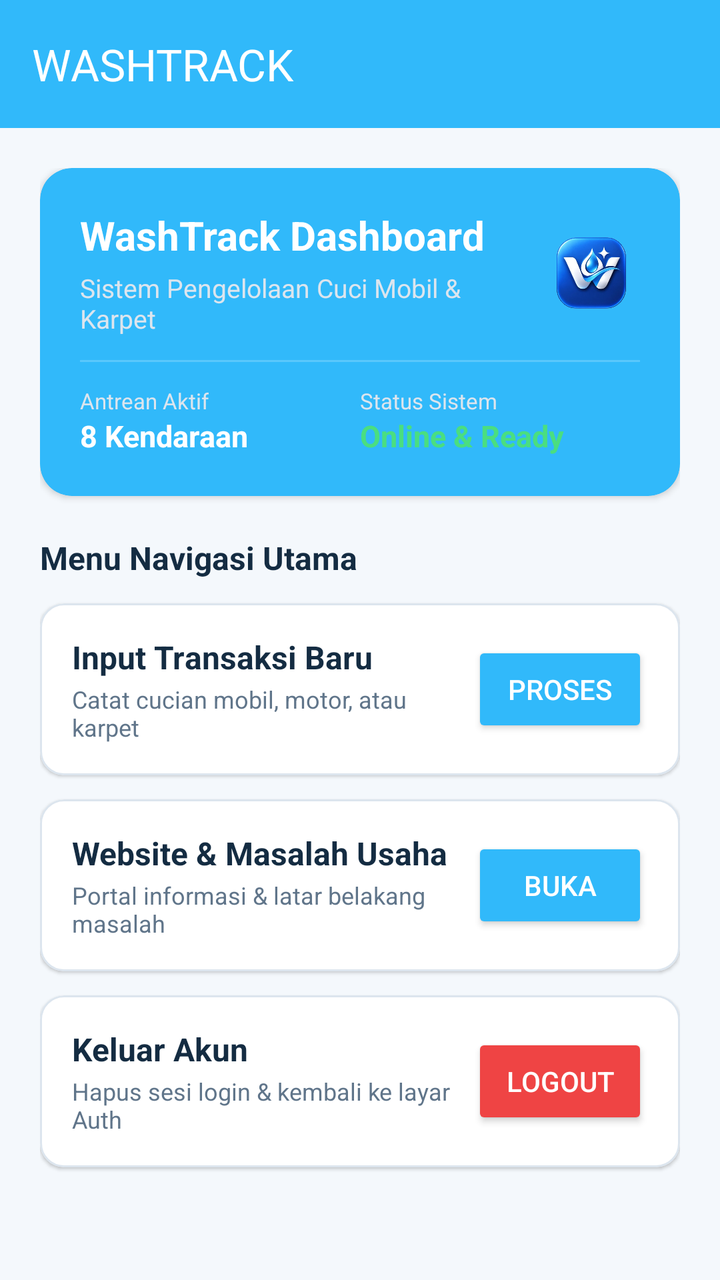
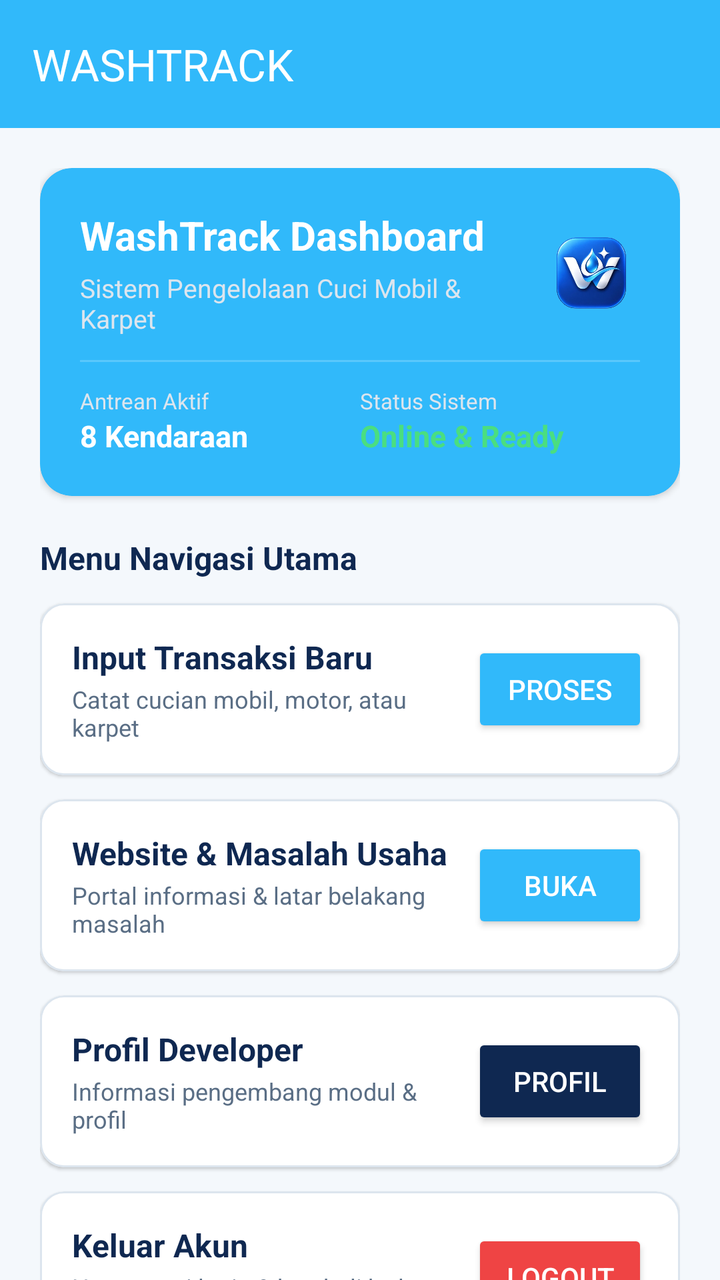

The first picture is an Android layout as it rendered before a commit; the second is the same layout after the commit. The layout source and the unified diff follow.
<!-- AndroidManifest.xml: application theme Theme.LTAMacho -->
<!-- res/layout/activity_main.xml -->
<?xml version="1.0" encoding="utf-8"?>
<androidx.coordinatorlayout.widget.CoordinatorLayout xmlns:android="http://schemas.android.com/apk/res/android"
    xmlns:app="http://schemas.android.com/apk/res-auto"
    xmlns:tools="http://schemas.android.com/tools"
    android:id="@+id/main"
    android:layout_width="match_parent"
    android:layout_height="match_parent"
    android:background="@color/app_bg"
    tools:context=".MainActivity">

    <com.google.android.material.appbar.AppBarLayout
        android:layout_width="match_parent"
        android:layout_height="wrap_content">

        
        <androidx.appcompat.widget.Toolbar
            android:id="@+id/toolbar"
            android:layout_width="match_parent"
            android:layout_height="?attr/actionBarSize"
            android:background="@color/primary_blue"
            app:title="WASHTRACK"
            app:titleTextColor="@color/white" />
    </com.google.android.material.appbar.AppBarLayout>

    <androidx.core.widget.NestedScrollView
        android:layout_width="match_parent"
        android:layout_height="match_parent"
        android:fillViewport="true"
        app:layout_behavior="@string/appbar_scrolling_view_behavior">

        <LinearLayout
            android:layout_width="match_parent"
            android:layout_height="wrap_content"
            android:orientation="vertical"
            android:padding="20dp">

            <com.google.android.material.card.MaterialCardView
                android:layout_width="match_parent"
                android:layout_height="wrap_content"
                android:layout_marginBottom="20dp"
                app:cardBackgroundColor="@color/primary_blue"
                app:cardCornerRadius="16dp"
                app:cardElevation="2dp"
                app:strokeWidth="0dp">

                <LinearLayout
                    android:layout_width="match_parent"
                    android:layout_height="wrap_content"
                    android:orientation="vertical"
                    android:padding="20dp">

                    <RelativeLayout
                        android:layout_width="match_parent"
                        android:layout_height="wrap_content">

                        <LinearLayout
                            android:layout_width="match_parent"
                            android:layout_height="wrap_content"
                            android:layout_toStartOf="@id/imgDashboardLogo"
                            android:orientation="vertical">

                            <TextView
                                android:layout_width="wrap_content"
                                android:layout_height="wrap_content"
                                android:text="WashTrack Dashboard"
                                android:textColor="@color/white"
                                android:textSize="20sp"
                                android:textStyle="bold" />

                            <TextView
                                android:layout_width="wrap_content"
                                android:layout_height="wrap_content"
                                android:layout_marginTop="4dp"
                                android:text="Sistem Pengelolaan Cuci Mobil &amp; Karpet"
                                android:textColor="#DCE5EE"
                                android:textSize="13sp" />
                        </LinearLayout>

                        
                        <ImageView
                            android:id="@+id/imgDashboardLogo"
                            android:layout_width="50dp"
                            android:layout_height="50dp"
                            android:layout_alignParentEnd="true"
                            android:layout_centerVertical="true"
                            android:contentDescription="Logo WashTrack"
                            android:scaleType="fitCenter"
                            android:src="@drawable/logowashtrack" />

                    </RelativeLayout>

                    <View
                        android:layout_width="match_parent"
                        android:layout_height="1dp"
                        android:layout_marginVertical="12dp"
                        android:background="#33FFFFFF" />

                    <LinearLayout
                        android:layout_width="match_parent"
                        android:layout_height="wrap_content"
                        android:orientation="horizontal">

                        <LinearLayout
                            android:layout_width="0dp"
                            android:layout_height="wrap_content"
                            android:layout_weight="1"
                            android:orientation="vertical">

                            <TextView
                                android:layout_width="wrap_content"
                                android:layout_height="wrap_content"
                                android:text="Antrean Aktif"
                                android:textColor="#DCE5EE"
                                android:textSize="11sp" />

                            <TextView
                                android:layout_width="wrap_content"
                                android:layout_height="wrap_content"
                                android:text="8 Kendaraan"
                                android:textColor="@color/white"
                                android:textSize="15sp"
                                android:textStyle="bold" />
                        </LinearLayout>

                        <LinearLayout
                            android:layout_width="0dp"
                            android:layout_height="wrap_content"
                            android:layout_weight="1"
                            android:orientation="vertical">

                            <TextView
                                android:layout_width="wrap_content"
                                android:layout_height="wrap_content"
                                android:text="Status Sistem"
                                android:textColor="#DCE5EE"
                                android:textSize="11sp" />

                            <TextView
                                android:layout_width="wrap_content"
                                android:layout_height="wrap_content"
                                android:text="Online &amp; Ready"
                                android:textColor="#4ADE80"
                                android:textSize="15sp"
                                android:textStyle="bold" />
                        </LinearLayout>
                    </LinearLayout>
                </LinearLayout>
            </com.google.android.material.card.MaterialCardView>

            <TextView
                android:layout_width="wrap_content"
                android:layout_height="wrap_content"
                android:layout_marginBottom="12dp"
                android:text="Menu Navigasi Utama"
                android:textColor="@color/text_primary"
                android:textSize="16sp"
                android:textStyle="bold" />

            
            <com.google.android.material.card.MaterialCardView
                android:layout_width="match_parent"
                android:layout_height="wrap_content"
                android:layout_marginBottom="12dp"
                app:cardBackgroundColor="@color/white"
                app:cardCornerRadius="12dp"
                app:cardElevation="1dp"
                app:strokeColor="@color/border_line"
                app:strokeWidth="1dp">

                <LinearLayout
                    android:layout_width="match_parent"
                    android:layout_height="wrap_content"
                    android:gravity="center_vertical"
                    android:orientation="horizontal"
                    android:padding="16dp">

                    <LinearLayout
                        android:layout_width="0dp"
                        android:layout_height="wrap_content"
                        android:layout_weight="1"
                        android:orientation="vertical">

                        <TextView
                            android:layout_width="wrap_content"
                            android:layout_height="wrap_content"
                            android:text="Input Transaksi Baru"
                            android:textColor="@color/text_primary"
                            android:textSize="16sp"
                            android:textStyle="bold" />

                        <TextView
                            android:layout_width="wrap_content"
                            android:layout_height="wrap_content"
                            android:layout_marginTop="2dp"
                            android:text="Catat cucian mobil, motor, atau karpet"
                            android:textColor="@color/text_secondary"
                            android:textSize="12sp" />
                    </LinearLayout>

                    <Button
                        android:id="@+id/btnMyProject"
                        android:layout_width="wrap_content"
                        android:layout_height="wrap_content"
                        android:backgroundTint="@color/primary_blue"
                        android:text="Proses"
                        android:textColor="@color/white" />
                </LinearLayout>
            </com.google.android.material.card.MaterialCardView>

            
            <com.google.android.material.card.MaterialCardView
                android:layout_width="match_parent"
                android:layout_height="wrap_content"
                android:layout_marginBottom="12dp"
                app:cardBackgroundColor="@color/white"
                app:cardCornerRadius="12dp"
                app:cardElevation="1dp"
                app:strokeColor="@color/border_line"
                app:strokeWidth="1dp">

                <LinearLayout
                    android:layout_width="match_parent"
                    android:layout_height="wrap_content"
                    android:gravity="center_vertical"
                    android:orientation="horizontal"
                    android:padding="16dp">

                    <LinearLayout
                        android:layout_width="0dp"
                        android:layout_height="wrap_content"
                        android:layout_weight="1"
                        android:orientation="vertical">

                        <TextView
                            android:layout_width="wrap_content"
                            android:layout_height="wrap_content"
                            android:text="Website &amp; Masalah Usaha"
                            android:textColor="@color/text_primary"
                            android:textSize="16sp"
                            android:textStyle="bold" />

                        <TextView
                            android:layout_width="wrap_content"
                            android:layout_height="wrap_content"
                            android:layout_marginTop="2dp"
                            android:text="Portal informasi &amp; latar belakang masalah"
                            android:textColor="@color/text_secondary"
                            android:textSize="12sp" />
                    </LinearLayout>

                    <Button
                        android:id="@+id/btnWebView"
                        android:layout_width="wrap_content"
                        android:layout_height="wrap_content"
                        android:backgroundTint="@color/aqua"
                        android:text="Buka"
                        android:textColor="@color/white" />
                </LinearLayout>
            </com.google.android.material.card.MaterialCardView>

            
            <com.google.android.material.card.MaterialCardView
                android:layout_width="match_parent"
                android:layout_height="wrap_content"
                app:cardBackgroundColor="@color/white"
                app:cardCornerRadius="12dp"
                app:cardElevation="1dp"
                app:strokeColor="@color/border_line"
                app:strokeWidth="1dp">

                <LinearLayout
                    android:layout_width="match_parent"
                    android:layout_height="wrap_content"
                    android:gravity="center_vertical"
                    android:orientation="horizontal"
                    android:padding="16dp">

                    <LinearLayout
                        android:layout_width="0dp"
                        android:layout_height="wrap_content"
                        android:layout_weight="1"
                        android:orientation="vertical">

                        <TextView
                            android:layout_width="wrap_content"
                            android:layout_height="wrap_content"
                            android:text="Keluar Akun"
                            android:textColor="@color/text_primary"
                            android:textSize="16sp"
                            android:textStyle="bold" />

                        <TextView
                            android:layout_width="wrap_content"
                            android:layout_height="wrap_content"
                            android:layout_marginTop="2dp"
                            android:text="Hapus sesi login &amp; kembali ke layar Auth"
                            android:textColor="@color/text_secondary"
                            android:textSize="12sp" />
                    </LinearLayout>

                    <Button
                        android:id="@+id/btnLogout"
                        android:layout_width="wrap_content"
                        android:layout_height="wrap_content"
                        android:backgroundTint="#EF4444"
                        android:text="Logout"
                        android:textColor="@color/white" />
                </LinearLayout>
            </com.google.android.material.card.MaterialCardView>

        </LinearLayout>
    </androidx.core.widget.NestedScrollView>

</androidx.coordinatorlayout.widget.CoordinatorLayout>
<!-- resources referenced by this layout -->
<resources>
  <color name="app_bg">#F4F8FC</color>
  <color name="aqua">#31B9FA</color>
  <color name="border_line">#DCE5EE</color>
  <color name="primary_blue">#31B9FA</color>
  <color name="text_primary">#142C42</color>
  <color name="text_secondary">#60758A</color>
  <color name="white">#FFFFFF</color>
  <!-- drawable logowashtrack: png bitmap (drawable, 222278 bytes) -->
  <style name="Theme.LTAMacho" parent="Base.Theme.LTAMacho" />
  <style name="Base.Theme.LTAMacho" parent="Theme.Material3.DayNight.NoActionBar">
          
          
      </style>
</resources>

<!-- the commit's change to res/layout/activity_main.xml (unified diff, before → after) -->
@@ -262,6 +262,7 @@
             <com.google.android.material.card.MaterialCardView
                 android:layout_width="match_parent"
                 android:layout_height="wrap_content"
+                android:layout_marginBottom="12dp"
                 app:cardBackgroundColor="@color/white"
                 app:cardCornerRadius="12dp"
                 app:cardElevation="1dp"
@@ -284,6 +285,56 @@
                         <TextView
                             android:layout_width="wrap_content"
                             android:layout_height="wrap_content"
+                            android:text="Profil Developer"
+                            android:textColor="@color/text_primary"
+                            android:textSize="16sp"
+                            android:textStyle="bold" />
+
+                        <TextView
+                            android:layout_width="wrap_content"
+                            android:layout_height="wrap_content"
+                            android:layout_marginTop="2dp"
+                            android:text="Informasi pengembang modul &amp; profil"
+                            android:textColor="@color/text_secondary"
+                            android:textSize="12sp" />
+                    </LinearLayout>
+
+                    <Button
+                        android:id="@+id/btnProfile"
+                        android:layout_width="wrap_content"
+                        android:layout_height="wrap_content"
+                        android:backgroundTint="@color/dark_blue"
+                        android:text="Profil"
+                        android:textColor="@color/white" />
+                </LinearLayout>
+            </com.google.android.material.card.MaterialCardView>
+
+            
+            <com.google.android.material.card.MaterialCardView
+                android:layout_width="match_parent"
+                android:layout_height="wrap_content"
+                app:cardBackgroundColor="@color/white"
+                app:cardCornerRadius="12dp"
+                app:cardElevation="1dp"
+                app:strokeColor="@color/border_line"
+                app:strokeWidth="1dp">
+
+                <LinearLayout
+                    android:layout_width="match_parent"
+                    android:layout_height="wrap_content"
+                    android:gravity="center_vertical"
+                    android:orientation="horizontal"
+                    android:padding="16dp">
+
+                    <LinearLayout
+                        android:layout_width="0dp"
+                        android:layout_height="wrap_content"
+                        android:layout_weight="1"
+                        android:orientation="vertical">
+
+                        <TextView
+                            android:layout_width="wrap_content"
+                            android:layout_height="wrap_content"
                             android:text="Keluar Akun"
                             android:textColor="@color/text_primary"
                             android:textSize="16sp"
<!-- resource entries referenced after the edit -->
@@ -3,9 +3,10 @@
   <color name="app_bg">#F4F8FC</color>
   <color name="aqua">#31B9FA</color>
   <color name="border_line">#DCE5EE</color>
+  <color name="dark_blue">#0F2851</color>
   <color name="primary_blue">#31B9FA</color>
-  <color name="text_primary">#142C42</color>
-  <color name="text_secondary">#60758A</color>
+  <color name="text_primary">#0F2851</color>
+  <color name="text_secondary">#5A6E85</color>
   <color name="white">#FFFFFF</color>
   <!-- drawable logowashtrack: png bitmap (drawable, 222278 bytes) -->
   <style name="Theme.LTAMacho" parent="Base.Theme.LTAMacho" />
